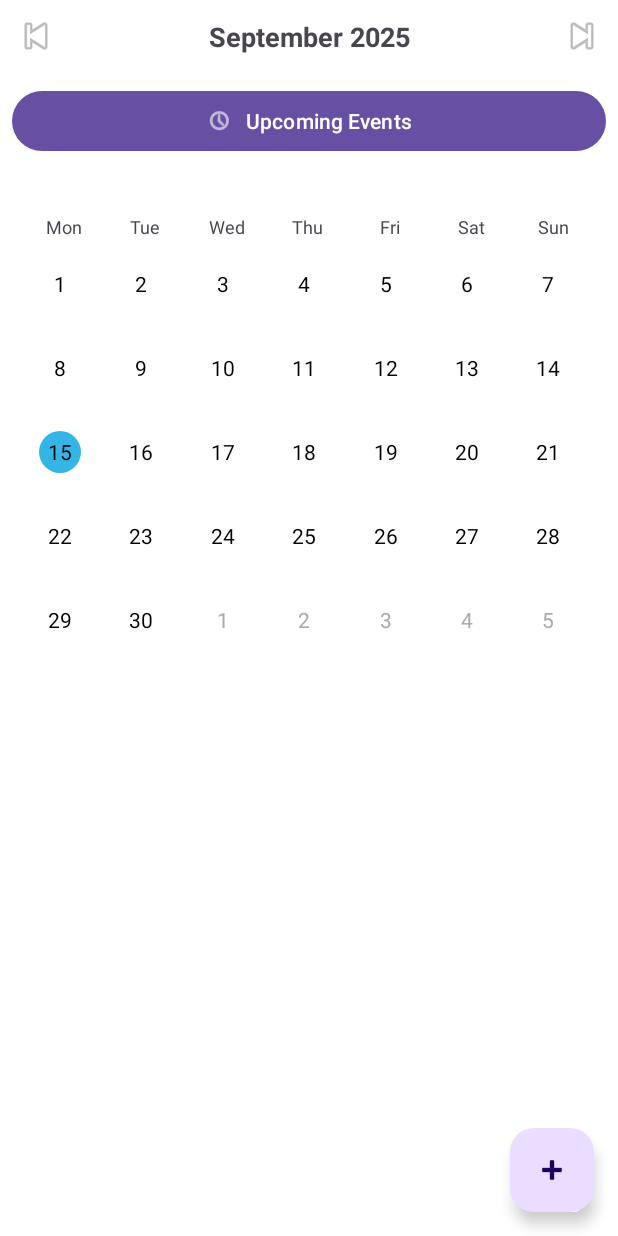
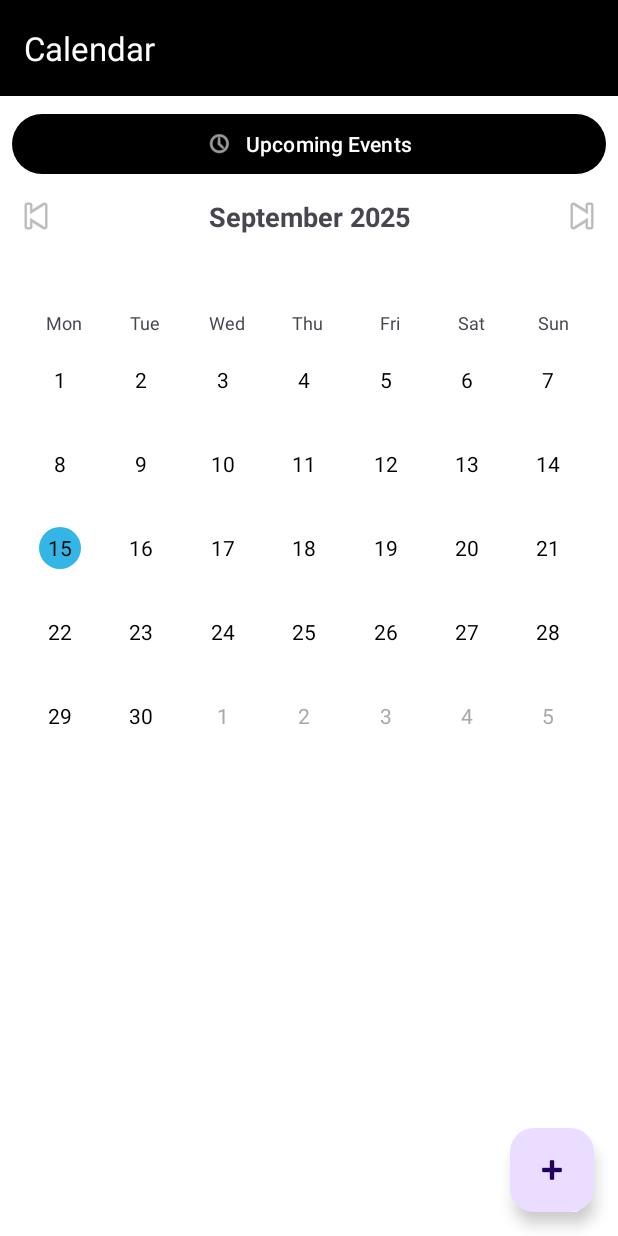
Before and after one commit to Anchaljajoo7/EventPlannerApp, an Android app: the screen it shows after launch (MainActivity), on a phone screen of 412 x 824 dp. Run offline under Robolectric (Android 15) with nearby library versions, the phone set to English and light mode, and no system bars; our stand-ins replace Room's generated code.

Commit message:
changes in UI

```diff
--- a/app/src/main/res/layout/activity_main.xml
+++ b/app/src/main/res/layout/activity_main.xml
@@ -8,6 +8,30 @@
     android:background="@color/white"
     tools:context=".ui.view.MainActivity">
 
+    <com.google.android.material.appbar.MaterialToolbar
+        android:id="@+id/toolbar"
+        app:layout_constraintTop_toTopOf="parent"
+        android:layout_width="match_parent"
+        android:layout_height="?attr/actionBarSize"
+        android:background="?attr/colorPrimary"
+        app:title="@string/calendar"
+        app:titleTextColor="@android:color/white"
+ />
+
+
+
+    <com.google.android.material.button.MaterialButton
+        android:id="@+id/btnUpcomingEvents"
+        android:layout_width="0dp"
+        android:layout_height="wrap_content"
+        android:layout_margin="8dp"
+        android:text="@string/upcoming_events"
+        android:textSize="14sp"
+        app:icon="@android:drawable/ic_menu_recent_history"
+        app:iconGravity="textStart"
+        app:layout_constraintEnd_toEndOf="parent"
+        app:layout_constraintStart_toStartOf="parent"
+        app:layout_constraintTop_toBottomOf="@id/toolbar" />
     <LinearLayout
         android:id="@+id/monthHeader"
         android:layout_width="0dp"
@@ -17,7 +41,7 @@
         android:padding="8dp"
         app:layout_constraintEnd_toEndOf="parent"
         app:layout_constraintStart_toStartOf="parent"
-        app:layout_constraintTop_toTopOf="parent">
+        app:layout_constraintTop_toBottomOf="@id/btnUpcomingEvents">
 
         <ImageButton
             android:id="@+id/btnPrev"
@@ -47,20 +71,6 @@
             android:src="@android:drawable/ic_media_next" />
 
     </LinearLayout>
-
-    <com.google.android.material.button.MaterialButton
-        android:id="@+id/btnUpcomingEvents"
-        android:layout_width="0dp"
-        android:layout_height="wrap_content"
-        android:layout_margin="8dp"
-        android:text="@string/upcoming_events"
-        android:textSize="14sp"
-        app:icon="@android:drawable/ic_menu_recent_history"
-        app:iconGravity="textStart"
-        app:layout_constraintEnd_toEndOf="parent"
-        app:layout_constraintStart_toStartOf="parent"
-        app:layout_constraintTop_toBottomOf="@id/monthHeader" />
-
     <androidx.viewpager2.widget.ViewPager2
         android:id="@+id/monthPager"
         android:layout_width="0dp"
@@ -68,7 +78,7 @@
         android:padding="8dp"
         app:layout_constraintEnd_toEndOf="parent"
         app:layout_constraintStart_toStartOf="parent"
-        app:layout_constraintTop_toBottomOf="@id/btnUpcomingEvents" />
+        app:layout_constraintTop_toBottomOf="@id/monthHeader" />
 
     <androidx.recyclerview.widget.RecyclerView
         android:id="@+id/rvEvents"
--- a/app/src/main/res/layout/activity_upcoming_events.xml
+++ b/app/src/main/res/layout/activity_upcoming_events.xml
@@ -19,7 +19,7 @@
             android:layout_width="match_parent"
             android:layout_height="?attr/actionBarSize"
             android:background="?attr/colorPrimary"
-            app:title="Upcoming Events"
+            app:title="@string/upcoming_events"
             app:titleTextColor="@android:color/white"
             app:navigationIcon="@drawable/ic_arrow_back" />
 
--- a/app/src/main/res/values-night/themes.xml
+++ b/app/src/main/res/values-night/themes.xml
@@ -2,6 +2,6 @@
     <!-- Base application theme. -->
     <style name="Base.Theme.EventPlannerApp" parent="Theme.Material3.DayNight.NoActionBar">
         <!-- Customize your dark theme here. -->
-        <!-- <item name="colorPrimary">@color/my_dark_primary</item> -->
+         <item name="colorPrimary">@color/black</item>
     </style>
 </resources>
--- a/app/src/main/res/values/strings.xml
+++ b/app/src/main/res/values/strings.xml
@@ -15,4 +15,5 @@
     <string name="required_field">Required field</string>
     <string name="select_date">Select Date</string>
     <string name="no_upcoming_events">No upcoming events</string>
+    <string name="calendar">Calendar</string>
 </resources>
--- a/app/src/main/res/values/themes.xml
+++ b/app/src/main/res/values/themes.xml
@@ -2,7 +2,7 @@
     <!-- Base application theme. -->
     <style name="Base.Theme.EventPlannerApp" parent="Theme.Material3.DayNight.NoActionBar">
         <!-- Customize your light theme here. -->
-        <!-- <item name="colorPrimary">@color/my_light_primary</item> -->
+         <item name="colorPrimary">@color/black</item>
     </style>
 
     <style name="Theme.EventPlannerApp" parent="Base.Theme.EventPlannerApp" />
```
Also changed, not shown: 1 other file.
